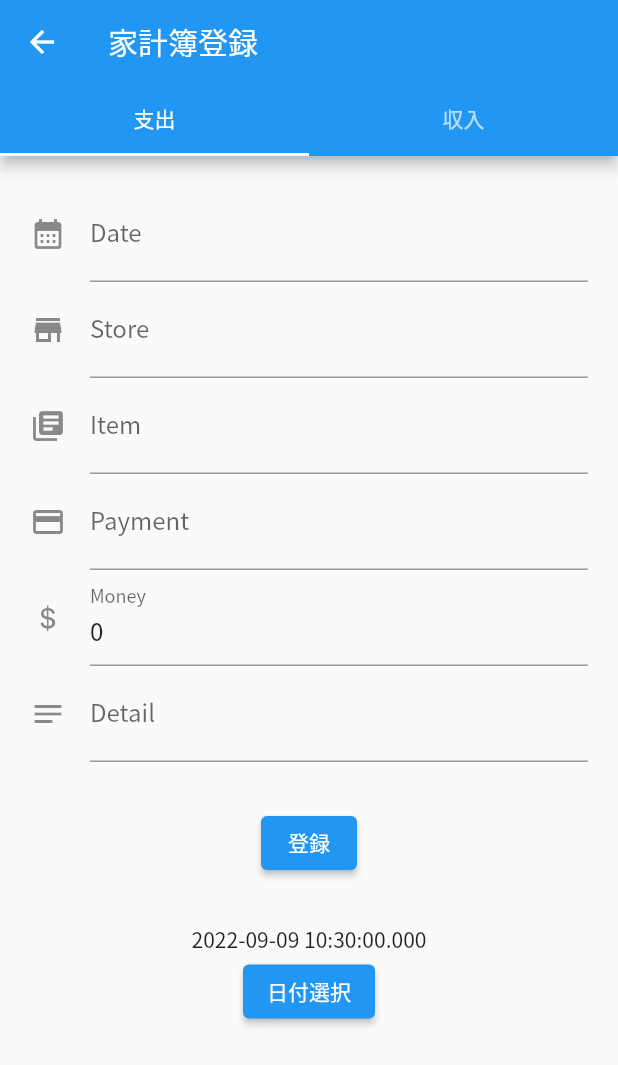
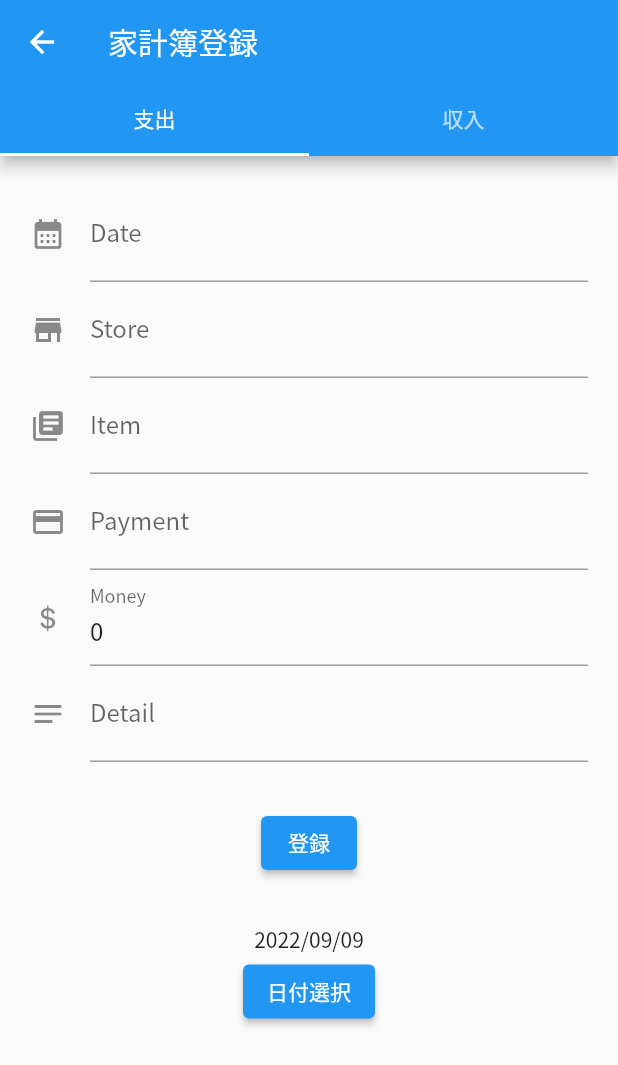
Before and after one commit to kewpie134134/account-book, a Flutter app: the InputFormPage screen opened directly, on a phone screen of 412 x 824 dp. Shown: the top 1065 px of the screen. Run offline on Flutter 3.47's test engine with Material 2 defaults, Android fonts, the phone set to English and light mode, and no system bars; our stand-ins replace cloud_firestore, firebase_core, fl_chart, flutter_riverpod; accounts and stored records are empty.

Commit message:
[fix] Datetime のフォーマッタを修正

```diff
--- a/lib/components/custom_date_picker.dart
+++ b/lib/components/custom_date_picker.dart
@@ -1,4 +1,5 @@
 import 'package:flutter/material.dart';
+import 'package:intl/intl.dart';
 
 class CustomDatePicker extends StatefulWidget {
   const CustomDatePicker({Key? key}) : super(key: key);
@@ -27,7 +28,9 @@ class _ChangeFormState extends State<CustomDatePicker> {
         padding: const EdgeInsets.all(0.0),
         child: Column(
           children: <Widget>[
-            Center(child: Text("$_date")),
+            Center(
+              child: Text(DateFormat("yyyy/MM/dd").format(_date)),
+            ),
             ElevatedButton(
               onPressed: () => _selectDate(context),
               child: const Text('日付選択'),
```
